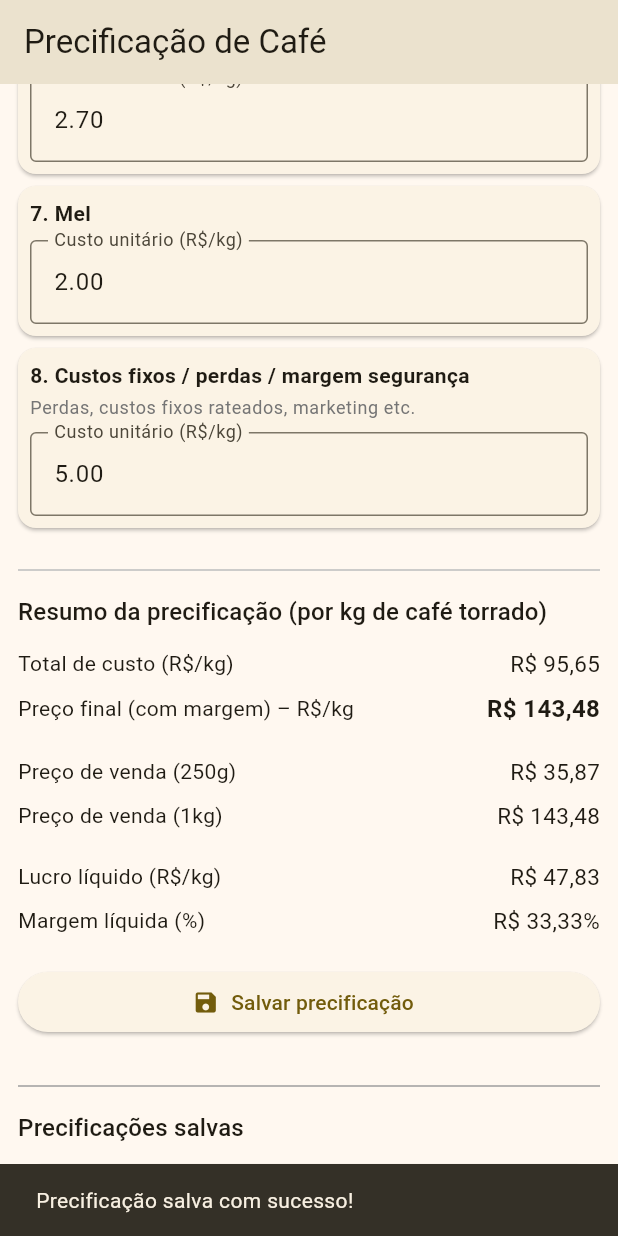
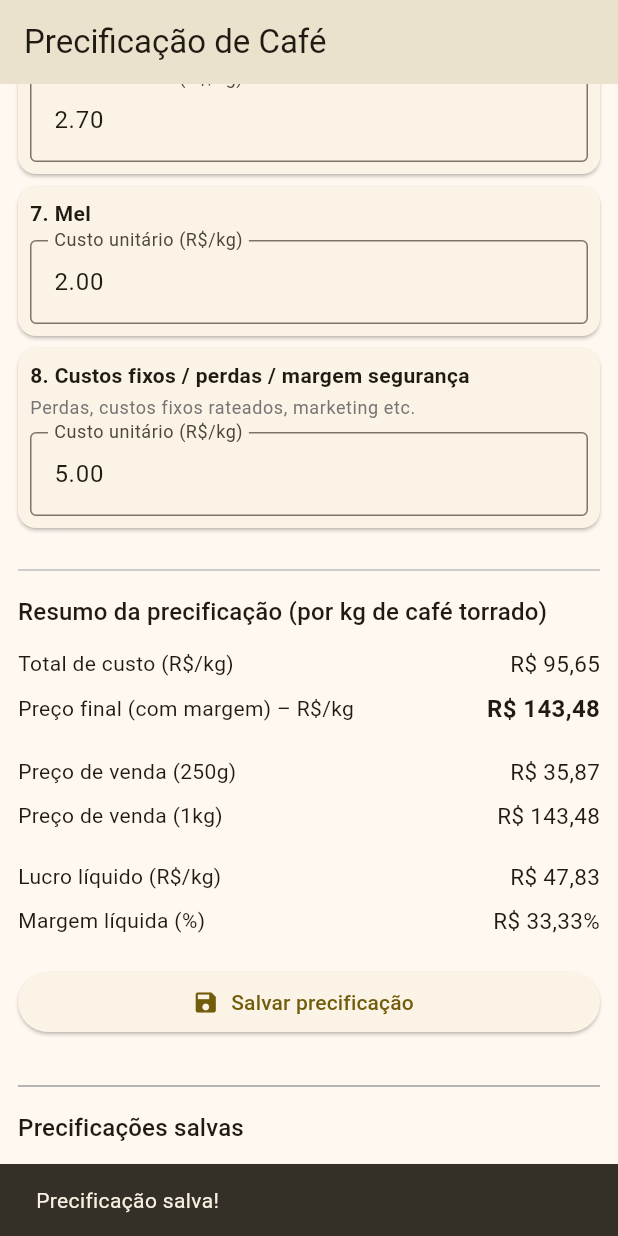
Before and after one commit to fibramobile/my_coffee_app, a Flutter app: the screen it shows after launch, scrolled down 848 dp, after a tap on "Salvar precificação", on a phone screen of 412 x 824 dp. Run offline on Flutter 3.47's test engine with Material 3 defaults, Android fonts, the phone set to English and light mode, and no system bars.

Commit message:
add opcao de editar

```diff
--- a/lib/controllers/pricing_controller.dart
+++ b/lib/controllers/pricing_controller.dart
@@ -59,6 +59,73 @@ class PricingController extends ChangeNotifier {
         ],
       );
 
+  int? _editingIndex;
+
+  int? get editingIndex => _editingIndex;
+
+  /// Ativa o modo edição carregando os dados de um item salvo
+  void startEditing(int index) {
+    if (index < 0 || index >= _savedPricings.length) return;
+
+    final selected = _savedPricings[index];
+
+    // Carregar no modelo atual (clonar)
+    final clonedItems = selected.items
+        .map(
+          (e) => CostItem(
+        name: e.name,
+        description: e.description,
+        costPerKg: e.costPerKg,
+      ),
+    )
+        .toList();
+
+    model = PricingModel(
+      productName: selected.productName,
+      markupPercent: selected.markupPercent,
+      items: clonedItems,
+    );
+
+    _editingIndex = index;
+    notifyListeners();
+  }
+
+  /// Salvar (criar ou atualizar)
+  void saveCurrentPricing() {
+    final clonedItems = model.items
+        .map(
+          (e) => CostItem(
+        name: e.name,
+        description: e.description,
+        costPerKg: e.costPerKg,
+      ),
+    )
+        .toList();
+
+    final saved = PricingModel(
+      productName: model.productName,
+      markupPercent: model.markupPercent,
+      items: clonedItems,
+    );
+
+    // Se estiver editando → atualizar
+    if (_editingIndex != null) {
+      _savedPricings[_editingIndex!] = saved;
+      _editingIndex = null;
+    } else {
+      // Senão → criar novo
+      _savedPricings.add(saved);
+    }
+
+    notifyListeners();
+  }
+
+  /// Cancelar edição
+  void cancelEditing() {
+    _editingIndex = null;
+  }
+
+
   void setProductName(String value) {
     model.productName = value;
     notifyListeners();
@@ -85,7 +152,7 @@ class PricingController extends ChangeNotifier {
     model.items.removeAt(index);
     notifyListeners();
   }
-
+/*
   /// Clona o modelo atual e salva na lista
   void saveCurrentPricing() {
     final clonedItems = model.items
@@ -107,6 +174,7 @@ class PricingController extends ChangeNotifier {
     _savedPricings.add(saved);
     notifyListeners();
   }
+  */
 
   /// Remove um item salvo
   void removeSavedPricing(int index) {
--- a/lib/views/pricing_form_page.dart
+++ b/lib/views/pricing_form_page.dart
@@ -139,18 +139,40 @@ class _PricingFormPageState extends State<PricingFormPage> {
                   SizedBox(
                     width: double.infinity,
                     child: ElevatedButton.icon(
-                      icon: const Icon(Icons.save),
-                      label: const Text('Salvar precificação'),
+                      icon: Icon(
+                        widget.controller.editingIndex != null ? Icons.check : Icons.save,
+                      ),
+                      label: Text(
+                        widget.controller.editingIndex != null
+                            ? 'Atualizar precificação'
+                            : 'Salvar precificação',
+                      ),
                       onPressed: () {
+                        final isEditing = widget.controller.editingIndex != null;
+
+                        // (Opcional) debug:
+                        // debugPrint('Salvando. isEditing=$isEditing');
+
                         widget.controller.saveCurrentPricing();
+
                         ScaffoldMessenger.of(context).showSnackBar(
-                          const SnackBar(
-                            content: Text('Precificação salva com sucesso!'),
+                          SnackBar(
+                            content: Text(
+                              isEditing
+                                  ? 'Precificação atualizada!'
+                                  : 'Precificação salva!',
+                            ),
                           ),
                         );
+
+                        // Só volta uma tela se realmente houver algo para "voltar"
+                        if (Navigator.canPop(context)) {
+                          Navigator.pop(context);
+                        }
                       },
                     ),
                   ),
+
 
                   const SizedBox(height: 24),
                   Divider(color: Colors.grey[500]),
@@ -185,12 +207,32 @@ class _PricingFormPageState extends State<PricingFormPage> {
                             subtitle: Text(
                               'Preço 250g: R\$ ${_formatMoney(price250)}',
                             ),
-                            trailing: IconButton(
-                              icon: const Icon(Icons.delete_outline),
-                              onPressed: () {
-                                widget.controller.removeSavedPricing(index);
-                              },
+                            trailing: Row(
+                              mainAxisSize: MainAxisSize.min,
+                              children: [
+                                IconButton(
+                                  icon: const Icon(Icons.edit),
+                                  onPressed: () {
+                                    widget.controller.startEditing(index);
+                                    Navigator.push(
+                                      context,
+                                      MaterialPageRoute(
+                                        builder: (_) => PricingFormPage(
+                                          controller: widget.controller,
+                                        ),
+                                      ),
+                                    );
+                                  },
+                                ),
+                                IconButton(
+                                  icon: const Icon(Icons.delete_outline),
+                                  onPressed: () {
+                                    widget.controller.removeSavedPricing(index);
+                                  },
+                                ),
+                              ],
                             ),
+
                           ),
                         );
                       },
```
